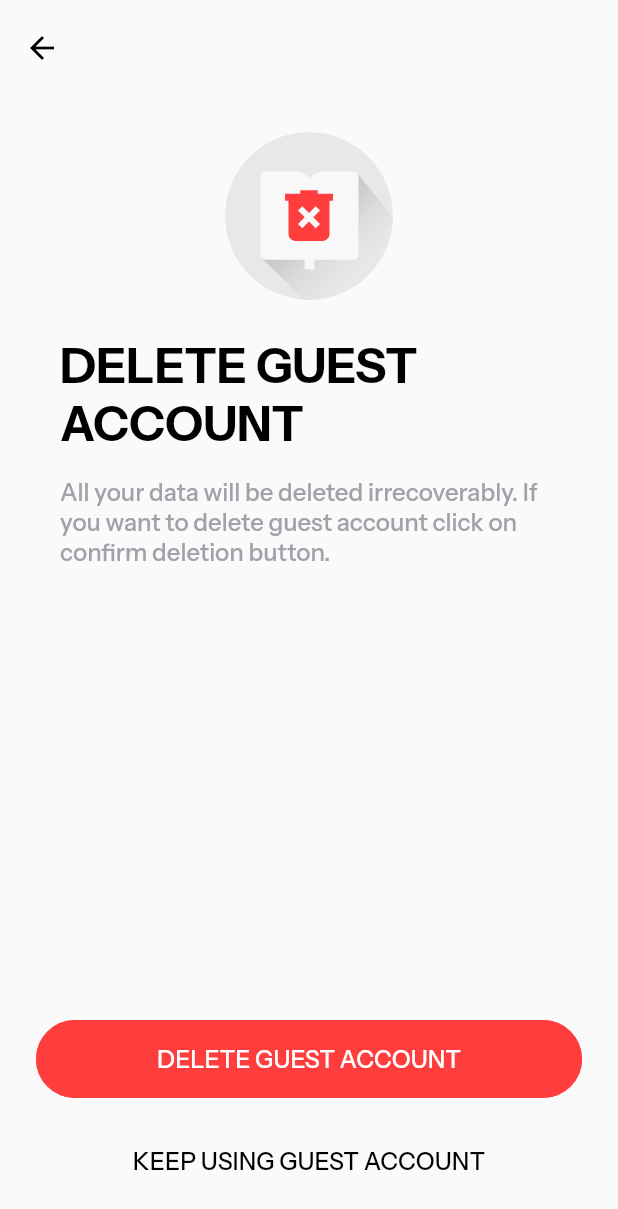
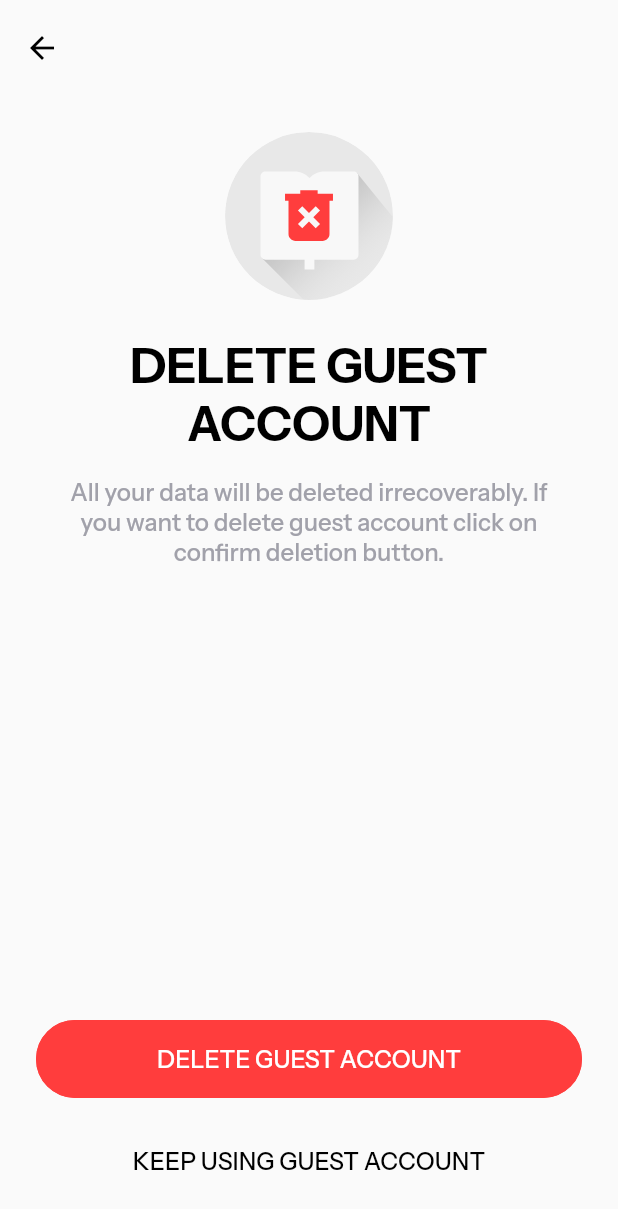
Before and after one commit to finnovetech/suyatra_mobile, a Flutter app: the GuestAccountDeletePage screen opened by its route, on a phone screen of 412 x 824 dp. Shown: the top 1209 px of the screen. Run offline on Flutter 3.47's test engine with Material 3 defaults, Android fonts, the phone set to English and light mode, and no system bars; our stand-ins replace cached_network_image, carousel_slider, cloud_firestore, dartz, equatable, firebase_auth and 14 more; accounts and stored records are empty; network calls fail; project files that could hold a hidden picture were left out.

Commit message:
added new params for text align

```diff
--- a/suyatra/lib/widgets/text_widgets/heading_text.dart
+++ b/suyatra/lib/widgets/text_widgets/heading_text.dart
@@ -9,12 +9,14 @@ class HeadingText extends StatelessWidget {
   final TextStyle? style;
   final FontWeight? fontWeight;
   final bool isUpperCase;
-  const HeadingText(this.text, {super.key, this.textColor, this.style, this.fontWeight, this.isUpperCase = true});
+  final TextAlign? textAlign;
+  const HeadingText(this.text, {super.key, this.textColor, this.style, this.fontWeight, this.isUpperCase = true, this.textAlign,});
 
   @override
   Widget build(BuildContext context) {
     return Text(
       isUpperCase ? text.toUpperCase() : text,
+      textAlign: textAlign,
       style: style ?? TextStyle(
         fontSize: h1,
         fontWeight: fontWeight ?? FontWeight.w700,
--- a/suyatra/lib/widgets/text_widgets/sub_heading_text.dart
+++ b/suyatra/lib/widgets/text_widgets/sub_heading_text.dart
@@ -9,17 +9,28 @@ class SubHeadingText extends StatelessWidget {
   final TextStyle? style;
   final FontWeight? fontWeight;
   final bool isUpperCase;
-  const SubHeadingText(this.text, {super.key, this.textColor, this.style, this.fontWeight, this.isUpperCase = true});
+  final TextAlign? textAlign;
+  const SubHeadingText(
+    this.text, {
+    super.key,
+    this.textColor,
+    this.style,
+    this.fontWeight,
+    this.isUpperCase = true,
+    this.textAlign,
+  });
 
   @override
   Widget build(BuildContext context) {
     return Text(
       text,
-      style: style ?? TextStyle(
-        fontSize: h9,
-        fontWeight: fontWeight ?? FontWeight.w400,
-        color: textColor ?? grey400,
-      ),
+      textAlign: textAlign,
+      style: style ??
+        TextStyle(
+          fontSize: h9,
+          fontWeight: fontWeight ?? FontWeight.w400,
+          color: textColor ?? grey400,
+        ),
     );
   }
 }
```
